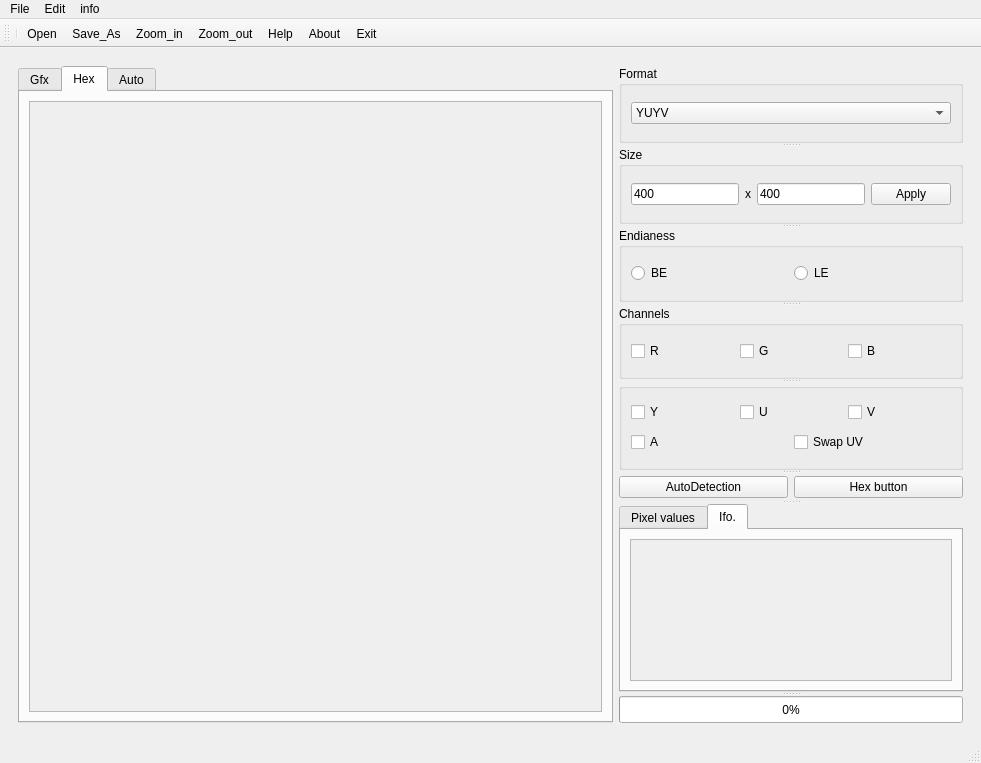
The window that MainGUI.ui (mayakim0913/rawimage) describes before a commit, drawn with Qt 5.
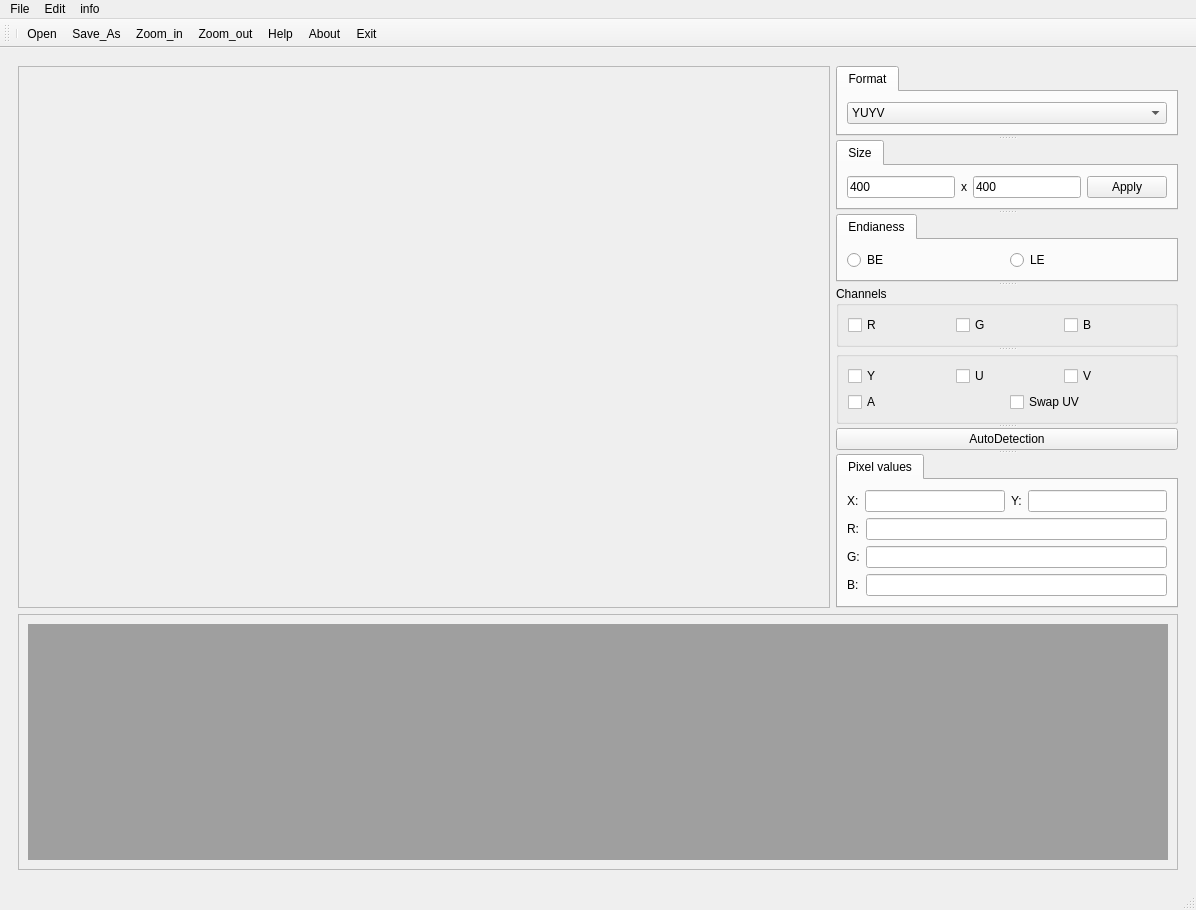
The same window after the commit. The open tabs and pages were chosen to show the change. Icons and pictures are not drawn.

Diff of the .ui file:
```diff
--- a/MainGUI.ui
+++ b/MainGUI.ui
@@ -6,8 +6,8 @@
    <rect>
     <x>0</x>
     <y>0</y>
-    <width>981</width>
-    <height>763</height>
+    <width>1196</width>
+    <height>910</height>
    </rect>
   </property>
   <property name="windowTitle">
@@ -17,22 +17,15 @@
    <string notr="true"/>
   </property>
   <widget class="QWidget" name="centralwidget">
-   <layout class="QGridLayout" name="gridLayout_11">
-    <item row="0" column="0">
-     <widget class="QWidget" name="widget" native="true">
       <layout class="QGridLayout" name="gridLayout_4">
        <item row="0" column="0">
-        <widget class="QTabWidget" name="tabWidget_5">
-         <property name="currentIndex">
-          <number>0</number>
-         </property>
-         <widget class="QWidget" name="tab_4">
-          <attribute name="title">
-           <string>Gfx</string>
-          </attribute>
-          <layout class="QGridLayout" name="gridLayout_3">
+     <widget class="QWidget" name="widget" native="true">
+      <layout class="QGridLayout" name="gridLayout_6">
            <item row="0" column="0">
             <widget class="QScrollArea" name="scrollArea_2">
+         <property name="styleSheet">
+          <string notr="true">gridline-color: rgb(7, 148, 229);</string>
+         </property>
              <property name="widgetResizable">
               <bool>true</bool>
              </property>
@@ -41,11 +34,11 @@
                <rect>
                 <x>0</x>
                 <y>0</y>
-                <width>545</width>
-                <height>587</height>
-               </rect>
-              </property>
-              <layout class="QGridLayout" name="gridLayout_7">
+            <width>722</width>
+            <height>633</height>
+           </rect>
+          </property>
+          <layout class="QGridLayout" name="gridLayout_3">
                <item row="0" column="0">
                 <widget class="QLabel" name="label_img">
                  <property name="text">
@@ -57,86 +50,27 @@
              </widget>
             </widget>
            </item>
-          </layout>
-         </widget>
-         <widget class="QWidget" name="tab">
-          <attribute name="title">
-           <string>Hex</string>
-          </attribute>
-          <layout class="QGridLayout" name="gridLayout_12">
-           <item row="0" column="0">
-            <widget class="QScrollArea" name="scrollArea_3">
-             <property name="widgetResizable">
-              <bool>true</bool>
-             </property>
-             <widget class="QWidget" name="scrollAreaWidgetContents_3">
-              <property name="geometry">
-               <rect>
-                <x>0</x>
-                <y>0</y>
-                <width>545</width>
-                <height>587</height>
-               </rect>
-              </property>
-              <layout class="QGridLayout" name="gridLayout_13">
-               <item row="0" column="0">
-                <widget class="QLabel" name="label_2">
-                 <property name="text">
-                  <string/>
-                 </property>
-                </widget>
-               </item>
-              </layout>
-             </widget>
-            </widget>
-           </item>
-          </layout>
-         </widget>
-         <widget class="QWidget" name="tab_5">
-          <attribute name="title">
-           <string>Auto</string>
-          </attribute>
-          <layout class="QGridLayout" name="gridLayout_8">
-           <item row="0" column="0">
-            <widget class="QScrollArea" name="scrollArea">
-             <property name="widgetResizable">
-              <bool>true</bool>
-             </property>
-             <widget class="QWidget" name="scrollAreaWidgetContents">
-              <property name="geometry">
-               <rect>
-                <x>0</x>
-                <y>0</y>
-                <width>545</width>
-                <height>587</height>
-               </rect>
-              </property>
-              <layout class="QGridLayout" name="gridLayout">
-               <item row="0" column="0">
-                <widget class="QMdiArea" name="mdiArea"/>
-               </item>
-              </layout>
-             </widget>
-            </widget>
-           </item>
-          </layout>
-         </widget>
-        </widget>
-       </item>
        <item row="0" column="1">
-        <widget class="QSplitter" name="splitter_2">
+        <widget class="QSplitter" name="splitter">
          <property name="orientation">
           <enum>Qt::Vertical</enum>
          </property>
-         <widget class="QGroupBox" name="groupBox">
-          <property name="enabled">
-           <bool>true</bool>
+         <widget class="QTabWidget" name="tabWidget_4">
+          <property name="styleSheet">
+           <string notr="true"/>
           </property>
-          <property name="title">
+          <property name="currentIndex">
+           <number>0</number>
+          </property>
+          <widget class="QWidget" name="tab_3">
+           <property name="styleSheet">
+            <string notr="true"/>
+           </property>
+           <attribute name="title">
            <string>Format</string>
-          </property>
-          <layout class="QGridLayout" name="gridLayout_6">
-           <item row="0" column="0">
+           </attribute>
+           <layout class="QVBoxLayout" name="verticalLayout_2">
+            <item>
             <widget class="QComboBox" name="comb_format">
              <property name="currentIndex">
               <number>0</number>
@@ -185,12 +119,17 @@
            </item>
           </layout>
          </widget>
-         <widget class="QGroupBox" name="groupBox_2">
-          <property name="title">
+         </widget>
+         <widget class="QTabWidget" name="tabWidget_3">
+          <property name="currentIndex">
+           <number>0</number>
+          </property>
+          <widget class="QWidget" name="tab_2">
+           <attribute name="title">
            <string>Size</string>
-          </property>
-          <layout class="QGridLayout" name="gridLayout_9">
-           <item row="0" column="0">
+           </attribute>
+           <layout class="QVBoxLayout" name="verticalLayout_5">
+            <item>
             <layout class="QHBoxLayout" name="horizontalLayout_7">
              <item>
               <layout class="QHBoxLayout" name="horizontalLayout_2">
@@ -227,14 +166,18 @@
             </layout>
            </item>
           </layout>
-          <zorder></zorder>
-         </widget>
-         <widget class="QGroupBox" name="groupBox_3">
-          <property name="title">
+          </widget>
+         </widget>
+         <widget class="QTabWidget" name="tabWidget">
+          <property name="currentIndex">
+           <number>0</number>
+          </property>
+          <widget class="QWidget" name="tab">
+           <attribute name="title">
            <string>Endianess</string>
-          </property>
-          <layout class="QGridLayout" name="gridLayout_10">
-           <item row="0" column="0">
+           </attribute>
+           <layout class="QVBoxLayout" name="verticalLayout_4">
+            <item>
             <layout class="QHBoxLayout" name="horizontalLayout">
              <item>
               <widget class="QRadioButton" name="radiobutton_be">
@@ -254,10 +197,7 @@
            </item>
           </layout>
          </widget>
-         <widget class="QSplitter" name="splitter">
-          <property name="orientation">
-           <enum>Qt::Vertical</enum>
-          </property>
+         </widget>
           <widget class="QGroupBox" name="group_rgb">
            <property name="title">
             <string>Channels</string>
@@ -352,25 +292,11 @@
             </item>
            </layout>
           </widget>
-         </widget>
-         <widget class="QWidget" name="layoutWidget">
-          <layout class="QHBoxLayout" name="horizontalLayout_8">
-           <item>
-            <widget class="QPushButton" name="auto_btn">
+         <widget class="QPushButton" name="pushbutton_autodetection">
              <property name="text">
               <string>AutoDetection</string>
              </property>
             </widget>
-           </item>
-           <item>
-            <widget class="QPushButton" name="hex_btn">
-             <property name="text">
-              <string>Hex button</string>
-             </property>
-            </widget>
-           </item>
-          </layout>
-         </widget>
          <widget class="QTabWidget" name="tabWidget_2">
           <property name="currentIndex">
            <number>0</number>
@@ -444,44 +370,28 @@
             </item>
            </layout>
           </widget>
-          <widget class="QWidget" name="tab_2">
-           <attribute name="title">
-            <string>Ifo.</string>
-           </attribute>
-           <layout class="QGridLayout" name="gridLayout_14">
-            <item row="1" column="0">
-             <widget class="QScrollArea" name="scrollArea_4">
+         </widget>
+        </widget>
+       </item>
+       <item row="1" column="0" colspan="2">
+        <widget class="QScrollArea" name="scrollArea">
               <property name="widgetResizable">
                <bool>true</bool>
               </property>
-              <widget class="QWidget" name="scrollAreaWidgetContents_4">
+         <widget class="QWidget" name="scrollAreaWidgetContents">
                <property name="geometry">
                 <rect>
                  <x>0</x>
                  <y>0</y>
-                 <width>346</width>
-                 <height>139</height>
-                </rect>
-               </property>
-               <layout class="QGridLayout" name="gridLayout_15">
+            <width>1158</width>
+            <height>144</height>
+           </rect>
+          </property>
+          <layout class="QGridLayout" name="gridLayout">
                 <item row="0" column="0">
-                 <widget class="QLabel" name="label_info">
-                  <property name="text">
-                   <string/>
-                  </property>
-                 </widget>
-                </item>
-               </layout>
-              </widget>
-             </widget>
-            </item>
-           </layout>
-          </widget>
-         </widget>
-         <widget class="QProgressBar" name="pg">
-          <property name="value">
-           <number>0</number>
-          </property>
+            <widget class="QMdiArea" name="mdiArea"/>
+           </item>
+          </layout>
          </widget>
         </widget>
        </item>
@@ -495,7 +405,7 @@
     <rect>
      <x>0</x>
      <y>0</y>
-     <width>981</width>
+     <width>1196</width>
      <height>25</height>
     </rect>
    </property>
```
Left out of the diff: 10 changed lines with no effect on the pictures. Lines whose indentation alone changed are shown as unchanged.
